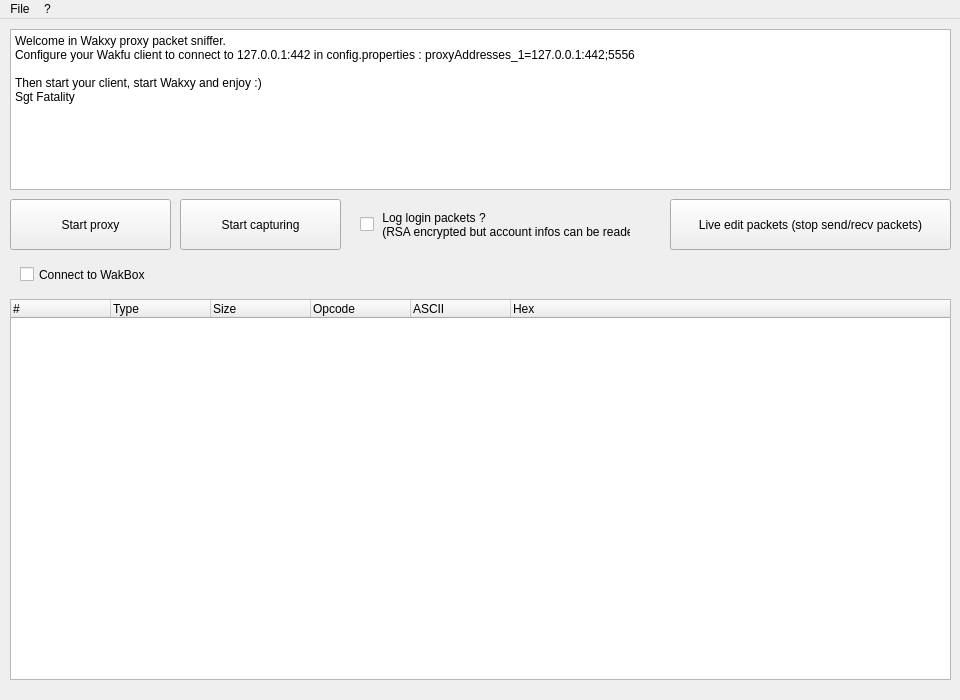
The window that src/mainwindow.ui (WakBox/Wakxy) describes before a commit, drawn with Qt 5.
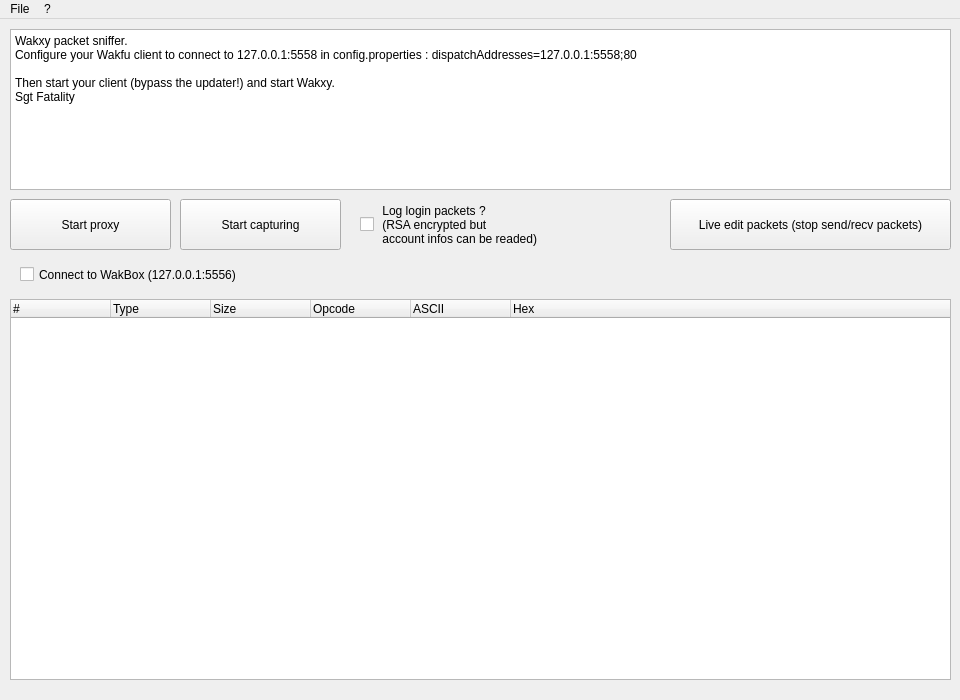
The same window after the commit. Icons and pictures are not drawn.

```diff
--- a/src/mainwindow.ui
+++ b/src/mainwindow.ui
@@ -96,10 +96,10 @@
      <bool>true</bool>
     </property>
     <property name="plainText">
-     <string>Welcome in Wakxy proxy packet sniffer.
-Configure your Wakfu client to connect to 127.0.0.1:442 in config.properties : proxyAddresses_1=127.0.0.1:442;5556
+     <string>Wakxy packet sniffer.
+Configure your Wakfu client to connect to 127.0.0.1:5558 in config.properties : dispatchAddresses=127.0.0.1:5558;80
 
-Then start your client, start Wakxy and enjoy :)
+Then start your client (bypass the updater!) and start Wakxy.
 Sgt Fatality</string>
     </property>
    </widget>
@@ -114,7 +114,8 @@
     </property>
     <property name="text">
      <string> Log login packets ?
- (RSA encrypted but account infos can be readed)</string>
+ (RSA encrypted but
+ account infos can be readed)</string>
     </property>
    </widget>
    <widget class="QPushButton" name="buttonStartCapture">
@@ -153,7 +154,7 @@
      </rect>
     </property>
     <property name="text">
-     <string>Connect to WakBox</string>
+     <string>Connect to WakBox (127.0.0.1:5556)</string>
     </property>
    </widget>
   </widget>
```
